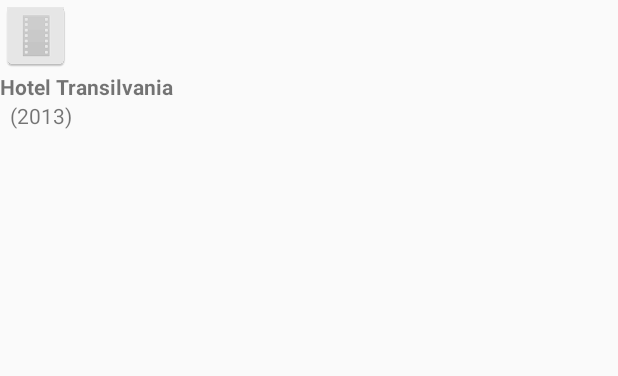
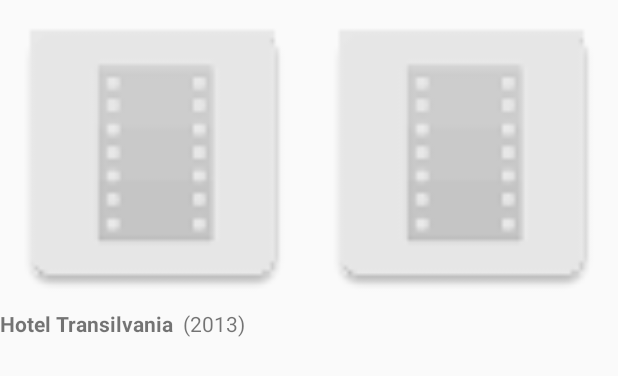
Before and after one commit to mrtxema/Crispetes2, an Android app: the layout activity_movie_detail.xml on its own in the app's theme, with its tools: preview values and no code run, on a phone screen of 412 x 824 dp. Shown: the top 376 px of the screen. Run offline under Robolectric (Android 15) with nearby library versions, the light colour scheme and no system bars.

Commit message:
Improve movie details activity

```diff
--- a/app/src/main/java/cat/mrtxema/crispetes/view/util/DateFormatter.java
+++ b/app/src/main/java/cat/mrtxema/crispetes/view/util/DateFormatter.java
@@ -6,6 +6,9 @@
 public class DateFormatter {
 
     public static String formatDate(Date date, String format) {
+        if (date == null) {
+            return null;
+        }
         //TODO: cache formatters?
         return new SimpleDateFormat(format).format(date);
     }
--- a/app/src/main/res/layout/activity_movie_detail.xml
+++ b/app/src/main/res/layout/activity_movie_detail.xml
@@ -1,18 +1,48 @@
 <?xml version="1.0" encoding="utf-8"?>
-<LinearLayout xmlns:android="http://schemas.android.com/apk/res/android"
-    android:orientation="vertical" android:layout_width="match_parent"
-    android:layout_height="match_parent">
+<ScrollView
+    xmlns:android="http://schemas.android.com/apk/res/android"
+    android:layout_width="fill_parent"
+    android:layout_height="fill_parent">
+        <LinearLayout
+            android:orientation="vertical"
+            android:layout_width="fill_parent"
+            android:layout_height="fill_parent">
+
+            <LinearLayout
+                android:orientation="horizontal"
+                android:layout_width="fill_parent"
+                android:layout_height="wrap_content">
 
                 <ImageView
                     android:id="@+id/imgPoster"
                     android:layout_width="wrap_content"
                     android:layout_height="wrap_content"
+                    android:layout_weight="0.5"
                     android:adjustViewBounds="true"
-        android:maxWidth="185dp"
-        android:maxHeight="264dp"
+                    android:maxWidth="150dp"
+                    android:maxHeight="250dp"
                     android:scaleType="fitCenter"
                     android:src="@mipmap/ic_placeholder"
                     />
+
+                <ImageView
+                    android:id="@+id/imgBackdrop"
+                    android:layout_width="wrap_content"
+                    android:layout_height="wrap_content"
+                    android:layout_weight="0.5"
+                    android:adjustViewBounds="true"
+                    android:maxWidth="150dp"
+                    android:maxHeight="250dp"
+                    android:scaleType="fitCenter"
+                    android:src="@mipmap/ic_placeholder"
+                    />
+
+             </LinearLayout>
+
+            <LinearLayout
+                android:orientation="horizontal"
+                android:layout_width="fill_parent"
+                android:layout_height="wrap_content">
 
                 <TextView
                     android:id="@+id/txtTitle"
@@ -32,6 +62,15 @@
                     android:text="(2013)"
                     />
 
+            </LinearLayout>
+
+            <TextView
+                android:id="@+id/txtTagline"
+                android:layout_width="wrap_content"
+                android:layout_height="wrap_content"
+                android:textSize="10dp"
+                />
+
             <TextView
                 android:id="@+id/txtOverview"
                 android:layout_width="wrap_content"
@@ -39,4 +78,65 @@
                 android:textSize="10dp"
                 />
 
+                <TextView
+                    android:id="@+id/txtHomepage"
+                    android:layout_width="wrap_content"
+                    android:layout_height="wrap_content"
+                    android:textSize="10dp"
+                    />
+
+                <TextView
+                    android:id="@+id/txtOriginalLanguage"
+                    android:layout_width="wrap_content"
+                    android:layout_height="wrap_content"
+                    android:textSize="10dp"
+                    />
+
+                <TextView
+                    android:id="@+id/txtOriginalTitle"
+                    android:layout_width="wrap_content"
+                    android:layout_height="wrap_content"
+                    android:textSize="10dp"
+                    />
+
+                <TextView
+                    android:id="@+id/txtVoteCount"
+                    android:layout_width="wrap_content"
+                    android:layout_height="wrap_content"
+                    android:textSize="10dp"
+                    />
+
+                <TextView
+                    android:id="@+id/txtVoteAverage"
+                    android:layout_width="wrap_content"
+                    android:layout_height="wrap_content"
+                    android:textSize="10dp"
+                    />
+
+                <TextView
+                    android:id="@+id/txtStatus"
+                    android:layout_width="wrap_content"
+                    android:layout_height="wrap_content"
+                    android:textSize="10dp"
+                    />
+
+                <TextView
+                    android:id="@+id/txtProductionCountries"
+                    android:layout_width="wrap_content"
+                    android:layout_height="wrap_content"
+                    android:textSize="10dp"
+                    />
+
+                <TextView
+                    android:id="@+id/txtProductionCompanies"
+                    android:layout_width="wrap_content"
+                    android:layout_height="wrap_content"
+                    android:textSize="10dp"
+                    />
+
+            <ListView android:id="@+id/lstCast" android:layout_width="fill_parent" android:layout_height="wrap_content" />
+
+            <ListView android:id="@+id/lstCrew" android:layout_width="fill_parent" android:layout_height="wrap_content" />
+
     </LinearLayout>
+</ScrollView>
```
Also changed, not shown: app/src/main/java/cat/mrtxema/crispetes/api/JsonParserFactory.java (+6 -4 lines), app/src/main/java/cat/mrtxema/crispetes/model/Cast.java (+8 -0 lines), app/src/main/java/cat/mrtxema/crispetes/model/Crew.java (+8 -0 lines), app/src/main/java/cat/mrtxema/crispetes/view/MovieInfoActivity.java (+51 -7 lines), 1 other file. Lines whose indentation alone changed are shown as unchanged.
